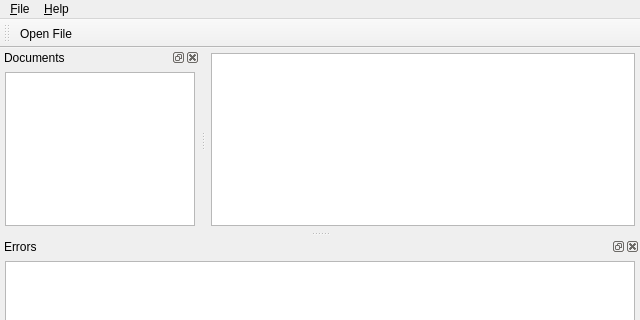
This is msceditor/mainwindow.ui in esa/spacecreator as Qt 5 draws it before an edit; both pictures show x 0 to 640 and y 0 to 320 of the 640 by 480 pixel window. The edited form follows.
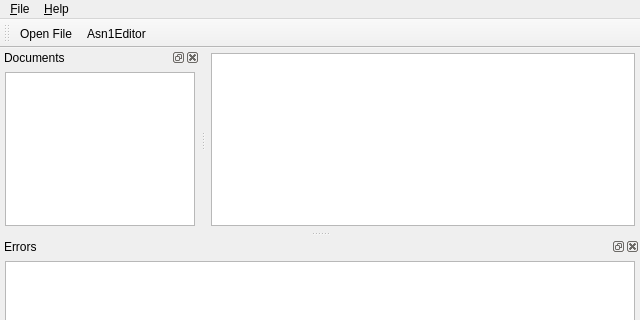
This is the edited form. Custom widgets are drawn as their Qt base class.

Diff of the .ui file:
```diff
--- a/msceditor/mainwindow.ui
+++ b/msceditor/mainwindow.ui
@@ -88,6 +88,7 @@
     <bool>false</bool>
    </attribute>
    <addaction name="action_Open_file"/>
+   <addaction name="actionAsn1Editor"/>
   </widget>
   <widget class="QStatusBar" name="statusBar"/>
   <widget class="QDockWidget" name="dockWidget">
@@ -218,6 +219,14 @@
     <string>&amp;Open File ...</string>
    </property>
   </action>
+  <action name="actionAsn1Editor">
+   <property name="text">
+    <string>Asn1Editor</string>
+   </property>
+   <property name="toolTip">
+    <string>ASN.1 Editor</string>
+   </property>
+  </action>
  </widget>
  <layoutdefault spacing="6" margin="11"/>
  <customwidgets>
```
